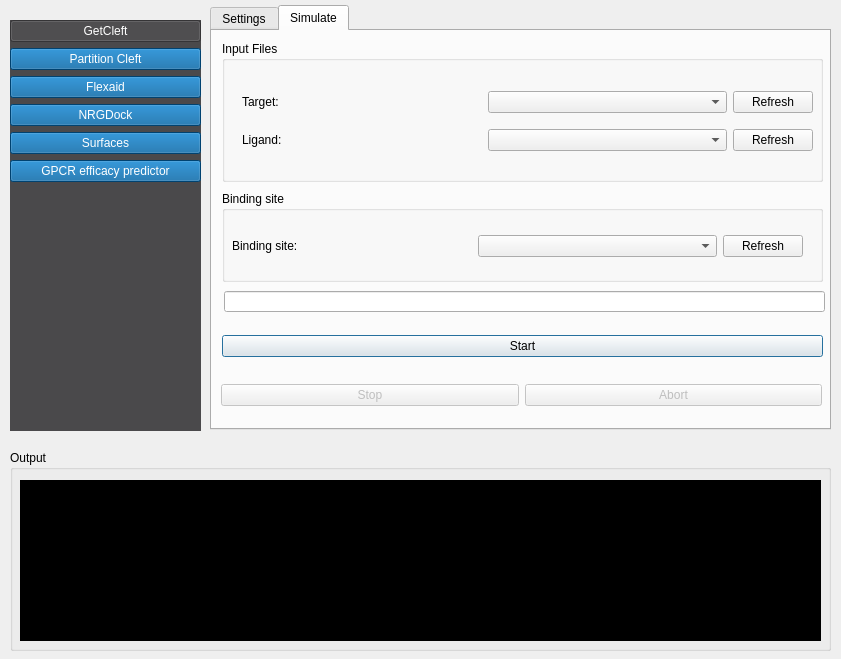
Above: demowidget.ui from ThomasDesc/NRG_plugin before the change. Below: the same form after it.
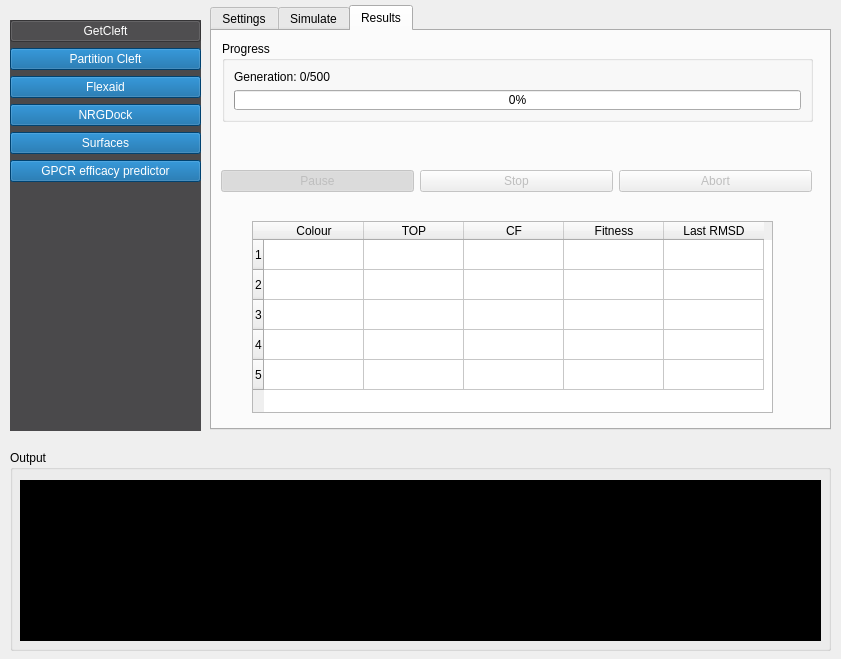
That is the form after the change. The open tabs and pages were chosen to show the change.

Commit message: add show results

Diff of the .ui file:
```diff
--- a/demowidget.ui
+++ b/demowidget.ui
@@ -594,7 +594,10 @@
     </widget>
    </widget>
    <widget class="QWidget" name="page_4">
-    <widget class="QTabWidget" name="tabWidget_3">
+    <widget class="QTabWidget" name="flexaid_tab">
+     <property name="enabled">
+      <bool>true</bool>
+     </property>
      <property name="geometry">
       <rect>
        <x>10</x>
@@ -616,7 +619,7 @@
       <enum>QTabWidget::Rounded</enum>
      </property>
      <property name="currentIndex">
-      <number>1</number>
+      <number>2</number>
      </property>
      <property name="usesScrollButtons">
       <bool>false</bool>
@@ -878,28 +881,7 @@
          <height>51</height>
         </rect>
        </property>
-       <layout class="QHBoxLayout" name="horizontalLayout_2">
-        <item>
-         <widget class="QPushButton" name="flexaid_button_stop">
-          <property name="enabled">
-           <bool>false</bool>
-          </property>
-          <property name="text">
-           <string>Stop</string>
-          </property>
-         </widget>
-        </item>
-        <item>
-         <widget class="QPushButton" name="flexaid_button_abort">
-          <property name="enabled">
-           <bool>false</bool>
-          </property>
-          <property name="text">
-           <string>Abort</string>
-          </property>
-         </widget>
-        </item>
-       </layout>
+       <layout class="QHBoxLayout" name="horizontalLayout_2"/>
       </widget>
       <widget class="QLineEdit" name="simulate_folder_path">
        <property name="geometry">
@@ -912,27 +894,15 @@
        </property>
       </widget>
      </widget>
-    </widget>
-   </widget>
-   <widget class="QWidget" name="page_2">
-    <widget class="QPushButton" name="class_test">
-     <property name="geometry">
-      <rect>
-       <x>50</x>
-       <y>20</y>
-       <width>100</width>
-       <height>32</height>
-      </rect>
-     </property>
-     <property name="text">
-      <string>PushButton</string>
-     </property>
-    </widget>
+     <widget class="QWidget" name="tab">
+      <attribute name="title">
+       <string>Results</string>
+      </attribute>
     <widget class="QTableWidget" name="flexaid_result_table">
      <property name="geometry">
       <rect>
        <x>40</x>
-       <y>230</y>
+         <y>190</y>
        <width>521</width>
        <height>192</height>
       </rect>
@@ -971,15 +941,28 @@
       </property>
      </column>
     </widget>
+      <widget class="QGroupBox" name="groupBox_8">
+       <property name="geometry">
+        <rect>
+         <x>10</x>
+         <y>10</y>
+         <width>591</width>
+         <height>81</height>
+        </rect>
+       </property>
+       <property name="title">
+        <string>Progress</string>
+       </property>
+       <layout class="QGridLayout" name="gridLayout_2">
+        <item row="0" column="0">
+         <widget class="QLabel" name="label_3">
+          <property name="text">
+           <string>Generation: 0/500</string>
+          </property>
+         </widget>
+        </item>
+        <item row="1" column="0">
     <widget class="QProgressBar" name="flexaid_progress">
-     <property name="geometry">
-      <rect>
-       <x>47</x>
-       <y>130</y>
-       <width>501</width>
-       <height>23</height>
-      </rect>
-     </property>
      <property name="autoFillBackground">
       <bool>false</bool>
      </property>
@@ -991,6 +974,80 @@
      </property>
      <property name="textVisible">
       <bool>true</bool>
+          </property>
+         </widget>
+        </item>
+       </layout>
+      </widget>
+      <widget class="QWidget" name="horizontalLayoutWidget_4">
+       <property name="geometry">
+        <rect>
+         <x>9</x>
+         <y>110</y>
+         <width>591</width>
+         <height>80</height>
+        </rect>
+       </property>
+       <layout class="QHBoxLayout" name="horizontalLayout_4">
+        <item>
+         <widget class="QPushButton" name="flexaid_button_pause">
+          <property name="enabled">
+           <bool>false</bool>
+          </property>
+          <property name="text">
+           <string>Pause</string>
+          </property>
+          <property name="checkable">
+           <bool>true</bool>
+          </property>
+          <property name="checked">
+           <bool>true</bool>
+          </property>
+         </widget>
+        </item>
+        <item>
+         <widget class="QPushButton" name="flexaid_button_stop">
+          <property name="enabled">
+           <bool>false</bool>
+          </property>
+          <property name="text">
+           <string>Stop</string>
+          </property>
+         </widget>
+        </item>
+        <item>
+         <widget class="QPushButton" name="flexaid_button_abort">
+          <property name="enabled">
+           <bool>false</bool>
+          </property>
+          <property name="text">
+           <string>Abort</string>
+          </property>
+          <property name="checkable">
+           <bool>false</bool>
+          </property>
+          <property name="checked">
+           <bool>false</bool>
+          </property>
+         </widget>
+        </item>
+       </layout>
+      </widget>
+     </widget>
+    </widget>
+   </widget>
+   <widget class="QWidget" name="page_2">
+    <widget class="QPushButton" name="class_test">
+     <property name="geometry">
+      <rect>
+       <x>280</x>
+       <y>190</y>
+       <width>100</width>
+       <height>32</height>
+      </rect>
+     </property>
+     <property name="text">
+      <string>PushButton</string>
      </property>
     </widget>
    </widget>
```
Left out of the diff: 2 changed lines with no effect on the pictures. Lines whose indentation alone changed are shown as unchanged. The commit also changes 3 other files.
